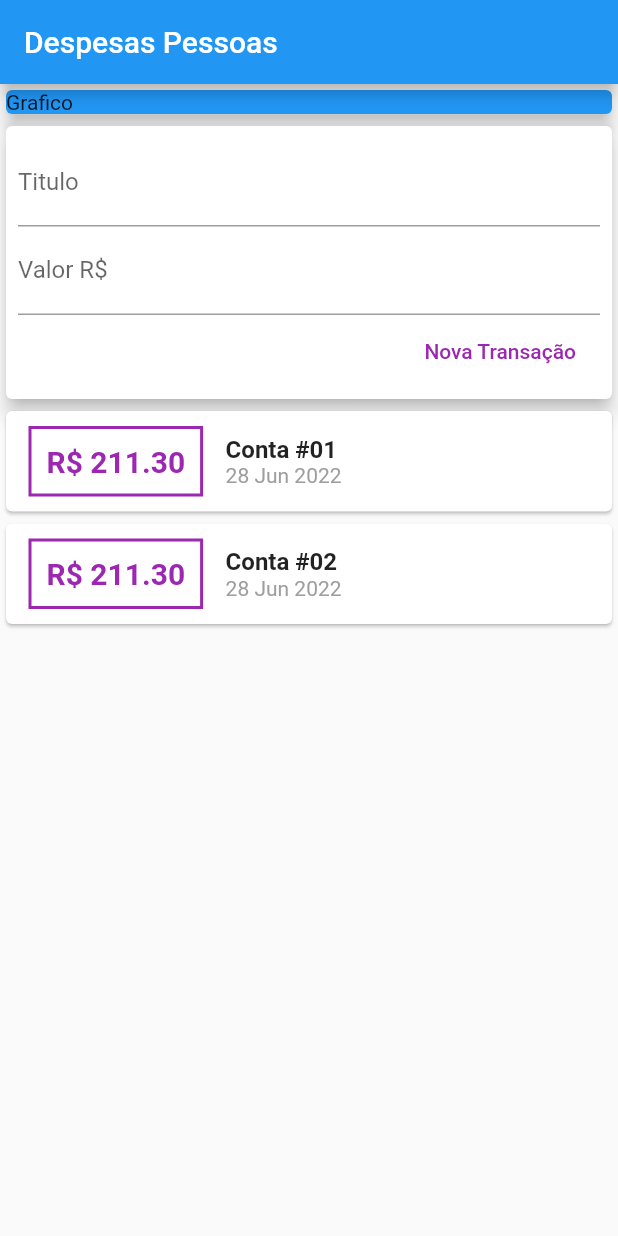
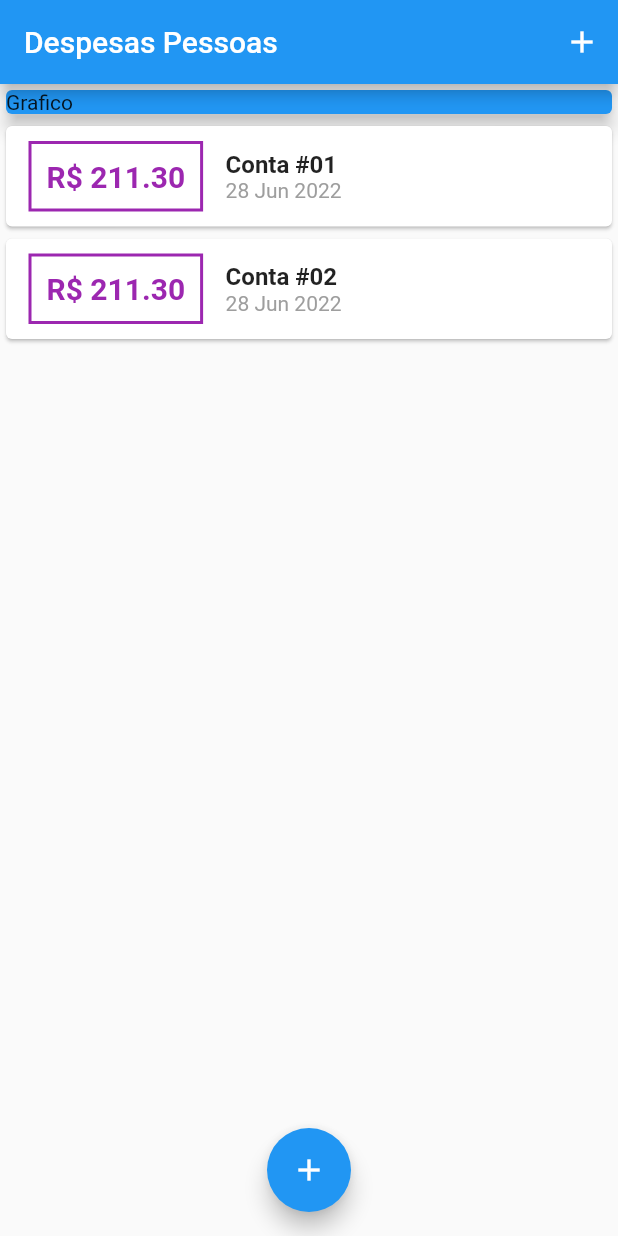
Before and after one commit to AiramCruZ/curso_flutter_cod3r, a Flutter app: the screen it shows after launch, on a phone screen of 412 x 824 dp. Run offline on Flutter 3.47's test engine with Material 2 defaults, Android fonts, the phone set to English and light mode, and no system bars; missing offline and left inert: dart:ffi.

Commit message:
adicionando modal para adicionar transação

```diff
--- a/projeto_despesas_pessoais/lib/components/transaction_form.dart
+++ b/projeto_despesas_pessoais/lib/components/transaction_form.dart
@@ -1,12 +1,18 @@
 import 'package:flutter/material.dart';
 
-class TransactionForm extends StatelessWidget {
+class TransactionForm extends StatefulWidget {
   const TransactionForm({Key? key, required this.onSubmit}) : super(key: key);
 
   final Function(String, double) onSubmit;
 
-  static final TextEditingController titleController = TextEditingController();
-  static final TextEditingController valueController = TextEditingController();
+  @override
+  State<TransactionForm> createState() => _TransactionFormState();
+}
+
+class _TransactionFormState extends State<TransactionForm> {
+  final TextEditingController titleController = TextEditingController();
+
+  final TextEditingController valueController = TextEditingController();
 
   _submitForm() {
     final title = titleController.text;
@@ -14,7 +20,7 @@ class TransactionForm extends StatelessWidget {
     if (title.isEmpty || value <= 0) {
       return;
     }
-    onSubmit(title, value);
+    widget.onSubmit(title, value);
   }
 
   @override
--- a/projeto_despesas_pessoais/lib/components/transaction_user.dart
+++ /dev/null
@@ -1,56 +0,0 @@
-import 'dart:math';
-
-import 'package:flutter/cupertino.dart';
-
-import '../model/transaction.dart';
-import 'transaction_form.dart';
-import 'transaction_list.dart';
-
-class TransactionUser extends StatefulWidget {
-  const TransactionUser({Key? key}) : super(key: key);
-
-  @override
-  State<TransactionUser> createState() => _TransactionUserState();
-}
-
-class _TransactionUserState extends State<TransactionUser> {
-  final List<Transaction> _transactions = [
-    Transaction(
-      id: Random().nextDouble().toString(),
-      title: 'Conta #01',
-      value: 211.30,
-      date: DateTime.now(),
-    ),
-    Transaction(
-      id: Random().nextDouble().toString(),
-      title: 'Conta #02',
-      value: 211.30,
-      date: DateTime.now(),
-    ),
-  ];
-
-  _addTransactions(String title, double value) {
-    final newTransaction = Transaction(
-      id: Random().nextDouble().toString(),
-      title: title,
-      value: value,
-      date: DateTime.now(),
-    );
-
-    setState(() {
-      _transactions.add(newTransaction);
-    });
-  }
-
-  @override
-  Widget build(BuildContext context) {
-    return Column(
-      children: [
-        TransactionForm(
-          onSubmit: _addTransactions,
-        ),
-        TransactionsList(transactions: _transactions),
-      ],
-    );
-  }
-}
--- a/projeto_despesas_pessoais/lib/main.dart
+++ b/projeto_despesas_pessoais/lib/main.dart
@@ -1,6 +1,10 @@
+import 'dart:math';
+
 import 'package:flutter/material.dart';
+import 'package:projeto_despesas_pessoais/components/transaction_form.dart';
 
-import 'components/transaction_user.dart';
+import 'components/transaction_list.dart';
+import 'model/transaction.dart';
 
 void main() => runApp(const DespesasApp());
 
@@ -15,30 +19,84 @@ class DespesasApp extends StatelessWidget {
   }
 }
 
-class MyHomePage extends StatelessWidget {
+class MyHomePage extends StatefulWidget {
   const MyHomePage({Key? key}) : super(key: key);
+
+  @override
+  State<MyHomePage> createState() => _MyHomePageState();
+}
+
+class _MyHomePageState extends State<MyHomePage> {
+  final List<Transaction> _transactions = [
+    Transaction(
+      id: Random().nextDouble().toString(),
+      title: 'Conta #01',
+      value: 211.30,
+      date: DateTime.now(),
+    ),
+    Transaction(
+      id: Random().nextDouble().toString(),
+      title: 'Conta #02',
+      value: 211.30,
+      date: DateTime.now(),
+    ),
+  ];
+
+  _addTransactions(String title, double value) {
+    final newTransaction = Transaction(
+      id: Random().nextDouble().toString(),
+      title: title,
+      value: value,
+      date: DateTime.now(),
+    );
+
+    setState(() {
+      _transactions.add(newTransaction);
+    });
+    Navigator.of(context).pop();
+  }
+
+  _openTransactionFormModal(BuildContext context) {
+    showModalBottomSheet(
+      context: context,
+      builder: (_) {
+        return TransactionForm(onSubmit: _addTransactions);
+      },
+    );
+  }
 
   @override
   Widget build(BuildContext context) {
     return Scaffold(
       appBar: AppBar(
         title: const Text("Despesas Pessoas"),
+        actions: [
+          IconButton(
+            onPressed: () => _openTransactionFormModal(context),
+            icon: const Icon(Icons.add),
+          )
+        ],
       ),
       body: SingleChildScrollView(
         child: Column(
           crossAxisAlignment: CrossAxisAlignment.stretch,
-          children: const [
-            SizedBox(
+          children: [
+            const SizedBox(
               child: Card(
                 color: Colors.blue,
                 elevation: 5,
                 child: Text("Grafico"),
               ),
             ),
-            TransactionUser()
+            TransactionsList(transactions: _transactions),
           ],
         ),
       ),
+      floatingActionButton: FloatingActionButton(
+        onPressed: () => _openTransactionFormModal(context),
+        child: const Icon(Icons.add),
+      ),
+      floatingActionButtonLocation: FloatingActionButtonLocation.centerFloat,
     );
   }
 }
```
